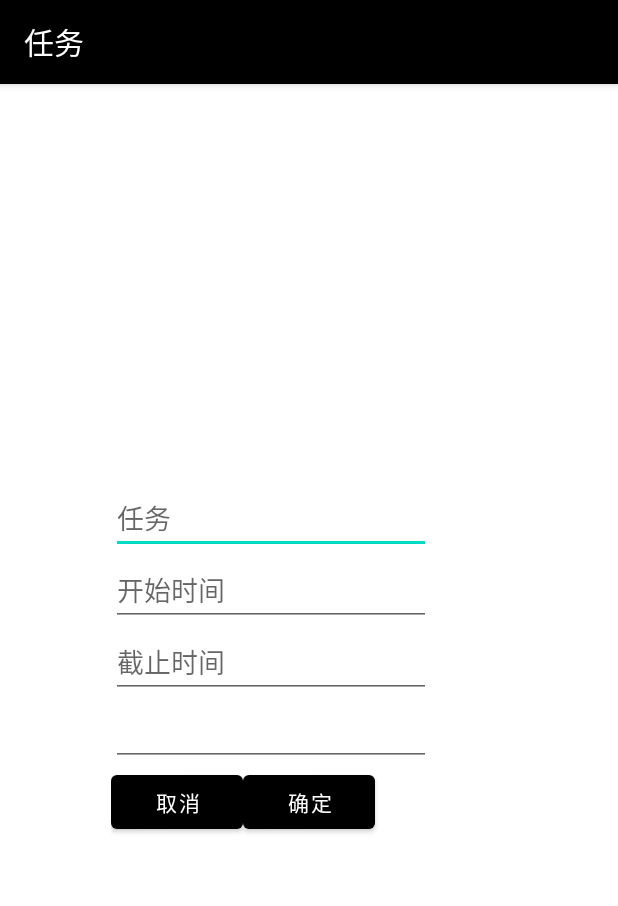
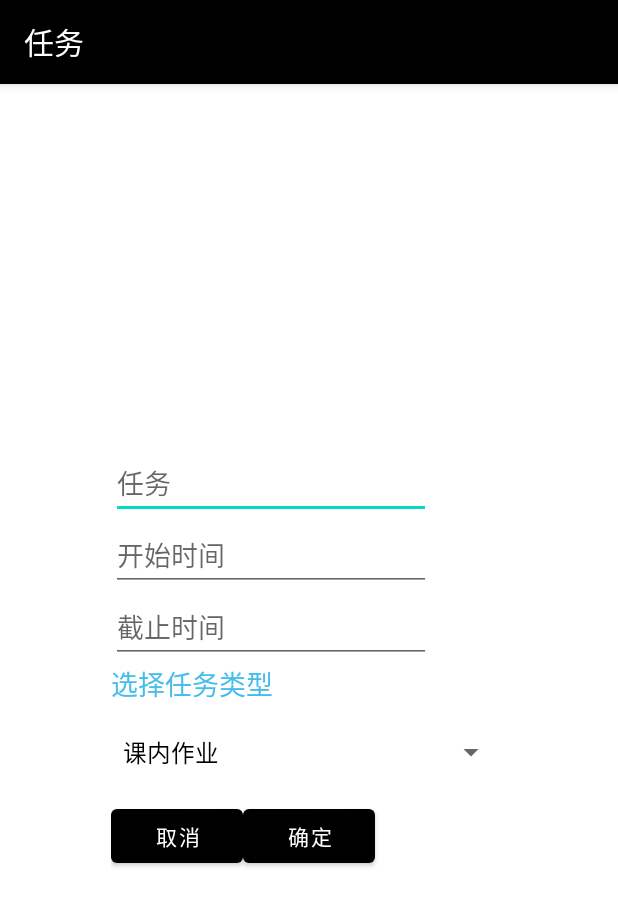
Before and after one commit to MintKame/bingo, an Android app: the TaskChangeActivity screen opened directly, with no data from a screen before it, on a phone screen of 412 x 824 dp. Shown: the top 906 px of the screen. Run offline under Robolectric (Android 15) with nearby library versions, the phone set to English and light mode, and no system bars.

Commit message:
任务类型的设置

```diff
--- a/app/src/main/java/com/bingo/android/MainActivity.java
+++ b/app/src/main/java/com/bingo/android/MainActivity.java
@@ -22,7 +22,7 @@ public class MainActivity extends AppCompatActivity {
 
     RadioGroup radioGroup;
 
-    static Child child;
+    static Child child; // todo 使用时，直接从db获取
 
     @Override
     protected void onCreate(@Nullable Bundle savedInstanceState) {
--- a/app/src/main/java/com/bingo/android/RewardFragment.java
+++ b/app/src/main/java/com/bingo/android/RewardFragment.java
@@ -141,7 +141,7 @@ public class RewardFragment extends Fragment {
         if (requestCode == LEVEL_REWARD){
             if (type == CREATE_REWARD) createReward(data);
             else if (type == DELETE_REWARD) deleteReward(data.getIntExtra("id", -1));
-            else if (type == CHANGE_REWARD) createReward(data);
+            else if (type == CHANGE_REWARD) changeReward(data);
             showRewards();
         }
     }
--- a/app/src/main/java/com/bingo/android/TaskChangeActivity.java
+++ b/app/src/main/java/com/bingo/android/TaskChangeActivity.java
@@ -7,9 +7,11 @@ import android.content.Intent;
 import android.os.Bundle;
 import android.view.MotionEvent;
 import android.view.View;
+import android.widget.AdapterView;
 import android.widget.Button;
 import android.widget.DatePicker;
 import android.widget.EditText;
+import android.widget.Spinner;
 import android.widget.Toast;
 
 import org.apache.commons.lang3.StringUtils;
@@ -26,19 +28,22 @@ public class TaskChangeActivity extends AppCompatActivity {
 
     EditText editTaskName, editFromDate, editToDate;
     Button taskCancelButton, taskConfirmButton, taskDelButton;
+    Spinner selectType;
+    int taskType;
     @Override
     protected void onCreate(Bundle savedInstanceState) {
         super.onCreate(savedInstanceState);
         setContentView(R.layout.activity_task_change);
 
         // find view
-        taskCancelButton = (Button) findViewById(R.id.taskCancelButton);
-        taskConfirmButton = (Button) findViewById(R.id.taskConfirmButton);
-        taskDelButton = (Button) findViewById(R.id.taskDelButton);
+        taskCancelButton = findViewById(R.id.taskCancelButton);
+        taskConfirmButton = findViewById(R.id.taskConfirmButton);
+        taskDelButton =  findViewById(R.id.taskDelButton);
 
-        editTaskName =(EditText)findViewById(R.id.editTaskGroupName);
-        editFromDate =(EditText)findViewById(R.id.editFromDate);
-        editToDate =(EditText)findViewById(R.id.editToDate);
+        editTaskName = findViewById(R.id.editTaskGroupName);
+        editFromDate = findViewById(R.id.editFromDate);
+        editToDate = findViewById(R.id.editToDate);
+        selectType = findViewById(R.id.selectType);
 
         // 处理传入信息
         Intent oldIntent = getIntent();
@@ -47,6 +52,8 @@ public class TaskChangeActivity extends AppCompatActivity {
             editTaskName.setText(oldIntent.getStringExtra("name"));
             editFromDate.setText(oldIntent.getStringExtra("start_time"));
             editToDate.setText(oldIntent.getStringExtra("end_time"));
+            taskType = oldIntent.getIntExtra("task_type", 0);
+            selectType.setSelection(taskType);
         } else {
             taskDelButton.setVisibility(View.INVISIBLE);
         }
@@ -59,11 +66,12 @@ public class TaskChangeActivity extends AppCompatActivity {
         // btn confirm task
         taskConfirmButton.setOnClickListener((View view)->{
             // 错误处理
-            String name = editTaskName.getText().toString();
+            String name = editTaskName.getText().toString(); // 任务名
             if (StringUtils.isEmpty(name)){
                 Toast.makeText(this, "请输入任务名", Toast.LENGTH_SHORT).show();
                 return;
             }
+            // 起止时间
             Date startTime = null, endTime = null;
             try {
                 startTime = format.parse(editFromDate.getText().toString());
@@ -82,6 +90,7 @@ public class TaskChangeActivity extends AppCompatActivity {
             newIntent.putExtra("name", name);
             newIntent.putExtra("start_time", startTime);
             newIntent.putExtra("end_time", endTime);
+            newIntent.putExtra("task_type", taskType);
             if (type ==  TaskFragment.CHANGE_ITEM){
                 newIntent.putExtra("id", oldIntent.getIntExtra("id", -1));
             }
@@ -115,6 +124,19 @@ public class TaskChangeActivity extends AppCompatActivity {
             }
             return false;
         });
+
+        // taskType spinner
+        selectType.setOnItemSelectedListener(new AdapterView.OnItemSelectedListener() {
+            @Override
+            public void onItemSelected(AdapterView<?> parent, View view, int position, long id) {
+                taskType = position;
+            }
+
+            @Override
+            public void onNothingSelected(AdapterView<?> parent) {
+                // Another interface callback
+            }
+        });
     }
 
     protected void pickDate(EditText editText) {
--- a/app/src/main/res/layout/activity_task_change.xml
+++ b/app/src/main/res/layout/activity_task_change.xml
@@ -40,12 +40,20 @@
                 android:inputType="date"
                 android:hint="截止时间" />
 
-            <EditText
-                android:id="@+id/editTextNumber"
-                android:layout_width="wrap_content"
+            <TextView
+                android:layout_width="match_parent"
                 android:layout_height="wrap_content"
-                android:ems="10"
-                android:inputType="number" />
+                android:text="选择任务类型"
+                android:textColor="#44BDED"
+                android:textSize="18sp" />
+
+            <Spinner
+                android:id="@+id/selectType"
+                android:layout_width="match_parent"
+                android:layout_height="64dp"
+                android:entries="@array/taskType"
+                android:prompt="@string/select_task_type"
+                android:spinnerMode="dialog" />
 
             <LinearLayout
                 android:layout_width="wrap_content"
--- /dev/null
+++ b/app/src/main/res/values/arrays.xml
@@ -0,0 +1,10 @@
+<resources>
+    <!--Task的类型，注意顺序和值一直    -->
+    <string-array name="taskType">
+        <item>课内作业</item>
+        <item>课外学习</item>
+        <item>运动</item>
+        <item>家务</item>
+        <item>兴趣爱好</item>
+    </string-array>
+</resources>
--- a/app/src/main/res/values/strings.xml
+++ b/app/src/main/res/values/strings.xml
@@ -1,4 +1,8 @@
 <resources>
+
+
+    <string name="select_task_type">选择任务类型</string>
+
     <string name="app_name">Bingo</string>
     <string name="title_activity_login">LoginActivity</string>
     <string name="prompt_email">Email</string>
@@ -24,4 +28,5 @@
     <string name="title_dashboard">Dashboard</string>
     <string name="title_notifications">Notifications</string>
     <string name="hello_blank_fragment">Hello blank fragment</string>
+
 </resources>
```
Also changed, not shown: app/src/main/AndroidManifest.xml (+8 -13 lines), app/src/main/java/com/bingo/android/AnalyzeFragment.java (+5 -5 lines), app/src/main/java/com/bingo/android/TaskFragment.java (+6 -6 lines), app/src/main/java/com/bingo/android/db/Task.java (+17 -0 lines), app/src/main/res/layout/fragment_analyze.xml (+22 -15 lines).
